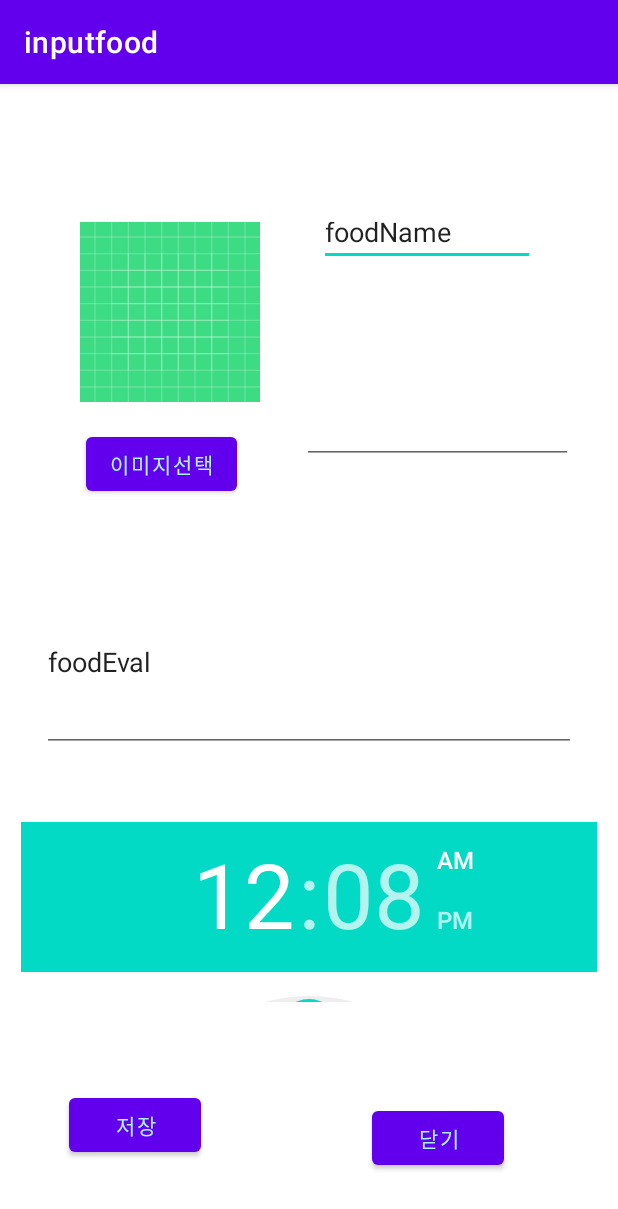
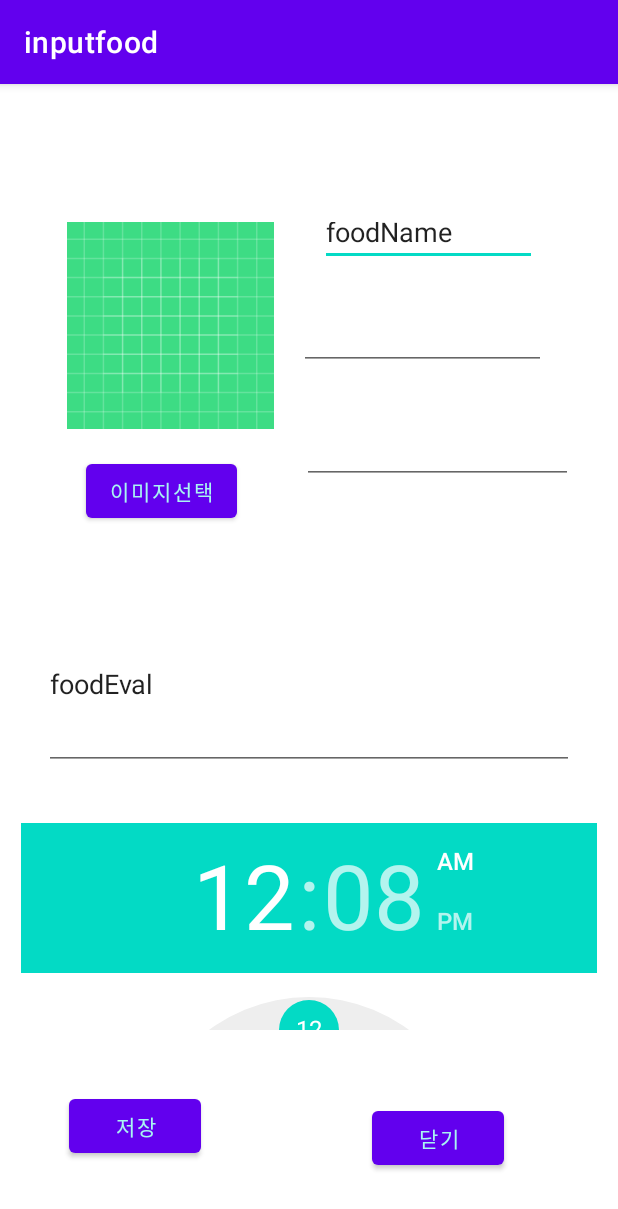
Before and after one commit to andysooho/CalorieProject, an Android app: the screen it shows after launch (InputFood), after a tap on "식사 입력", on a phone screen of 412 x 824 dp. Shown: the top 1209 px of the screen. Run offline under Robolectric (Android 15) with nearby library versions, the phone set to English and light mode, and no system bars.

Commit message:
모소diqkffus

```diff
--- a/MyProject/app/build.gradle
+++ b/MyProject/app/build.gradle
@@ -8,7 +8,7 @@ android {
 
     defaultConfig {
         applicationId "com.example.myproject"
-        minSdk 21
+        minSdk 26
         targetSdk 32
         versionCode 1
         versionName "1.0"
@@ -36,9 +36,11 @@ dependencies {
     testImplementation 'junit:junit:4.13.2'
     androidTestImplementation 'androidx.test.ext:junit:1.1.4'
     androidTestImplementation 'androidx.test.espresso:espresso-core:3.5.0'
+
     def room_version = "2.4.2"
     implementation "androidx.room:room-runtime:$room_version"
     annotationProcessor("androidx.room:room-compiler:$room_version")
+    implementation 'com.google.android.material:material:1.6.0'
 
 
 }
--- a/MyProject/app/src/main/AndroidManifest.xml
+++ b/MyProject/app/src/main/AndroidManifest.xml
@@ -26,6 +26,7 @@
                 android:value="" />
         </activity>
         <activity android:name=".InputFood" android:label="inputfood" />
+        <activity android:name=".MealList" android:label="meal_list" />
     </application>
 
 </manifest>
--- a/MyProject/app/src/main/java/com/example/myproject/InputFood.java
+++ b/MyProject/app/src/main/java/com/example/myproject/InputFood.java
@@ -1,30 +1,59 @@
 package com.example.myproject;
 
+import android.app.Activity;
 import android.content.Intent;
-import android.database.Cursor;
 import android.os.Bundle;
 import android.provider.MediaStore;
 import android.view.View;
 import android.widget.Button;
+import android.widget.EditText;
 import android.widget.ImageView;
+import android.widget.TimePicker;
 import android.widget.Toast;
 
 import androidx.appcompat.app.AppCompatActivity;
 import androidx.core.app.ActivityCompat;
 
 public class InputFood extends AppCompatActivity {
-    private Cursor cursor;
     ImageView imageView;
-    Button btn_close;
+    Button btn_close, btn_save;
+    EditText foodname, foodcount, calorie, date, time, foodeval;
+    TimePicker timePicker;
+
 
     @Override
     protected void onCreate(Bundle savedInstanceState) {
         super.onCreate(savedInstanceState);
-        setContentView(R.layout.inputfood);
+        setContentView(R.layout.input_food);
+
         imageView = findViewById(R.id.imageView);
         btn_close = findViewById(R.id.btn_close);
+        btn_save = findViewById(R.id.btn_save);
+        foodname = findViewById(R.id.foodName);
+        foodcount = findViewById(R.id.foodCount);
+        calorie = findViewById(R.id.calorie);
+        foodeval = findViewById(R.id.foodEval);
+        timePicker = findViewById(R.id.timePicker);
+
         ActivityCompat.requestPermissions(this, new String[]{android.Manifest.permission.READ_EXTERNAL_STORAGE}, MODE_PRIVATE);
         ActivityCompat.requestPermissions(this, new String[]{android.Manifest.permission.WRITE_EXTERNAL_STORAGE}, MODE_PRIVATE);
+
+        btn_save.setOnClickListener(new View.OnClickListener() {
+            @Override
+            public void onClick(View v) {
+                String foodname1 = foodname.getText().toString();
+                String foodcount1 = foodcount.getText().toString();
+                String calorie1 = calorie.getText().toString();
+                String foodeval1 = foodeval.getText().toString();
+                String time1 = timePicker.getHour() + ":" + timePicker.getMinute();
+
+                if (foodname1.equals("") || foodcount1.equals("") || calorie1.equals("") || foodeval1.equals("")) {
+                    Toast.makeText(InputFood.this, "모든 항목을 입력해주세요.", Toast.LENGTH_SHORT).show();
+                } else {
+                    insertItem(foodname1, foodcount1, calorie1, foodeval1, time1);
+                }
+            }
+        });
 
         btn_close.setOnClickListener(new View.OnClickListener() {
             @Override
@@ -32,9 +61,23 @@ public class InputFood extends AppCompatActivity {
                 finish();
             }
         });
-
     }
 
+    public void insertItem(String foodname1, String foodcount1, String calorie1, String foodeval1, String time1) {
+        Item item = new Item();
+        item.foodname = foodname1;
+        item.foodcount = foodcount1;
+        item.calorie = calorie1;
+        item.foodeval = foodeval1;
+        item.time = time1;
+
+        AppDatabase db = AppDatabase.getDBInstance(this.getApplicationContext());
+        db.itemDao().insertitem(item);
+
+        setResult(Activity.RESULT_OK);
+
+        finish();
+    }
 
 
 
--- a/MyProject/app/src/main/java/com/example/myproject/Item.java
+++ b/MyProject/app/src/main/java/com/example/myproject/Item.java
@@ -11,6 +11,9 @@ public class Item {
 
     @ColumnInfo(name = "foodname")
     public String foodname;
+
+    @ColumnInfo(name = "foodcount")
+    public String foodcount;
 
     @ColumnInfo(name = "calorie")
     public String calorie;
--- a/MyProject/app/src/main/java/com/example/myproject/MainActivity.java
+++ b/MyProject/app/src/main/java/com/example/myproject/MainActivity.java
@@ -15,6 +15,8 @@ import android.widget.TextView;
 import java.text.SimpleDateFormat;
 import java.util.Date;
 public class MainActivity extends AppCompatActivity {
+    Button inputFood, btn_meallist;
+
     @TargetApi(Build.VERSION_CODES.O)
     @Override
     protected void onCreate(Bundle savedInstanceState) {
@@ -25,7 +27,8 @@ public class MainActivity extends AppCompatActivity {
         String currentDateandTime = sdf.format(new Date());
         textView.setText(currentDateandTime);
 
-        Button inputFood = findViewById(R.id.restaurnat);
+        inputFood = findViewById(R.id.btn_inputfood);
+        btn_meallist = findViewById(R.id.btn_meallist);
 
         inputFood.setOnClickListener(new View.OnClickListener() {
             @Override
@@ -35,5 +38,14 @@ public class MainActivity extends AppCompatActivity {
 
             }
         });
+
+        btn_meallist.setOnClickListener(new View.OnClickListener() {
+            @Override
+            public void onClick(View view) {
+                Intent intent2 = new Intent(MainActivity.this, MealList.class);
+                startActivity(intent2);
+            }
+        });
+
     }
 }
--- a/MyProject/app/src/main/res/layout/activity_main.xml
+++ b/MyProject/app/src/main/res/layout/activity_main.xml
@@ -23,7 +23,7 @@
             android:layout_marginBottom="36dp" />
 
         <Button
-            android:id="@+id/restaurnat"
+            android:id="@+id/btn_inputfood"
             android:layout_width="match_parent"
             android:layout_height="80dp"
             android:backgroundTint="@color/sky"
@@ -37,7 +37,7 @@
             android:text="식사 입력" />
 
         <Button
-            android:id="@+id/list"
+            android:id="@+id/btn_meallist"
             android:layout_width="match_parent"
             android:layout_height="80dp"
             android:backgroundTint="@color/white"
--- a/MyProject/app/src/main/res/layout/inputfood.xml
+++ b/MyProject/app/src/main/res/layout/input_food.xml
@@ -9,88 +9,91 @@
         android:id="@+id/imageView"
         android:layout_width="0dp"
         android:layout_height="0dp"
-        android:layout_marginStart="27dp"
+        android:layout_marginStart="41dp"
         android:layout_marginTop="10dp"
         android:layout_marginEnd="27dp"
         android:layout_marginBottom="17dp"
         app:layout_constraintBottom_toTopOf="@+id/chooseImage"
         app:layout_constraintEnd_toStartOf="@+id/foodName"
-        app:layout_constraintStart_toStartOf="@+id/timePicker"
+        app:layout_constraintStart_toStartOf="parent"
         app:layout_constraintTop_toTopOf="@+id/foodName"
         app:srcCompat="@drawable/ic_launcher_background" />
 
     <EditText
         android:id="@+id/foodName"
-        android:layout_width="144dp"
+        android:layout_width="0dp"
         android:layout_height="39dp"
-        android:layout_marginStart="53dp"
         android:layout_marginTop="82dp"
         android:layout_marginEnd="54dp"
         android:ems="10"
         android:inputType="textPersonName"
         android:text="foodName"
         app:layout_constraintEnd_toEndOf="parent"
-        app:layout_constraintStart_toEndOf="@+id/chooseImage"
+        app:layout_constraintStart_toEndOf="@+id/imageView"
         app:layout_constraintTop_toTopOf="parent" />
 
     <EditText
         android:id="@+id/foodCount"
         android:layout_width="0dp"
         android:layout_height="41dp"
-        android:layout_marginTop="212dp"
+        android:layout_marginTop="76dp"
         android:layout_marginEnd="30dp"
+        android:layout_marginBottom="72dp"
         android:ems="10"
         android:inputType="numberSigned"
+        app:layout_constraintBottom_toTopOf="@+id/foodEval"
         app:layout_constraintEnd_toEndOf="parent"
         app:layout_constraintStart_toEndOf="@+id/chooseImage"
-        app:layout_constraintTop_toTopOf="parent" />
+        app:layout_constraintTop_toTopOf="@+id/calorie" />
 
     <EditText
         android:id="@+id/foodEval"
         android:layout_width="0dp"
-        android:layout_height="120dp"
-        android:layout_marginStart="28dp"
-        android:layout_marginTop="48dp"
-        android:layout_marginEnd="28dp"
+        android:layout_height="114dp"
+        android:layout_marginStart="29dp"
+        android:layout_marginTop="243dp"
+        android:layout_marginEnd="29dp"
+        android:layout_marginBottom="243dp"
         android:ems="10"
         android:inputType="textPersonName"
         android:text="foodEval"
+        app:layout_constraintBottom_toBottomOf="@+id/btn_save"
         app:layout_constraintEnd_toEndOf="parent"
         app:layout_constraintStart_toStartOf="parent"
-        app:layout_constraintTop_toBottomOf="@+id/chooseImage" />
+        app:layout_constraintTop_toTopOf="@+id/foodName" />
 
     <TimePicker
         android:id="@+id/timePicker"
         android:layout_width="0dp"
-        android:layout_height="120dp"
+        android:layout_height="0dp"
         android:layout_marginStart="14dp"
-        android:layout_marginTop="148dp"
+        android:layout_marginTop="35dp"
         android:layout_marginEnd="14dp"
-        android:layout_marginBottom="138dp"
-        app:layout_constraintBottom_toBottomOf="parent"
+        android:layout_marginBottom="40dp"
+        app:layout_constraintBottom_toTopOf="@+id/btn_save"
         app:layout_constraintEnd_toEndOf="parent"
         app:layout_constraintStart_toStartOf="parent"
-        app:layout_constraintTop_toTopOf="@+id/foodEval" />
+        app:layout_constraintTop_toBottomOf="@+id/foodEval" />
 
     <Button
         android:id="@+id/chooseImage"
         android:layout_width="wrap_content"
         android:layout_height="wrap_content"
         android:layout_marginStart="57dp"
-        android:layout_marginTop="17dp"
         android:layout_marginEnd="43dp"
+        android:layout_marginBottom="48dp"
         android:onClick="getImageFromGalary"
         android:text="이미지선택"
+        app:layout_constraintBottom_toTopOf="@+id/foodEval"
         app:layout_constraintEnd_toStartOf="@+id/foodCount"
-        app:layout_constraintStart_toStartOf="parent"
-        app:layout_constraintTop_toTopOf="@+id/foodCount" />
+        app:layout_constraintStart_toStartOf="parent" />
 
     <Button
         android:id="@+id/btn_save"
         android:layout_width="wrap_content"
         android:layout_height="wrap_content"
         android:layout_marginStart="46dp"
-        android:layout_marginBottom="50dp"
+        android:layout_marginBottom="49dp"
         android:text="저장"
         app:layout_constraintBottom_toBottomOf="parent"
         app:layout_constraintStart_toStartOf="parent" />
@@ -104,4 +107,19 @@
         app:layout_constraintBottom_toBottomOf="parent"
         app:layout_constraintEnd_toEndOf="@+id/foodCount"
         app:layout_constraintStart_toStartOf="@+id/foodCount" />
+
+    <EditText
+        android:id="@+id/calorie"
+        android:layout_width="0dp"
+        android:layout_height="45dp"
+        android:layout_marginStart="13dp"
+        android:layout_marginTop="44dp"
+        android:layout_marginEnd="18dp"
+        android:layout_marginBottom="48dp"
+        android:ems="10"
+        android:inputType="numberSigned"
+        app:layout_constraintBottom_toTopOf="@+id/chooseImage"
+        app:layout_constraintEnd_toEndOf="@+id/foodCount"
+        app:layout_constraintStart_toEndOf="@+id/imageView"
+        app:layout_constraintTop_toTopOf="@+id/imageView" />
 </androidx.constraintlayout.widget.ConstraintLayout>
```
Also changed, not shown: MyProject/app/src/main/java/com/example/myproject/MealList.java (added, +52 -0 lines), MyProject/app/src/main/res/layout/meal_list.xml (added, +23 -0 lines).
